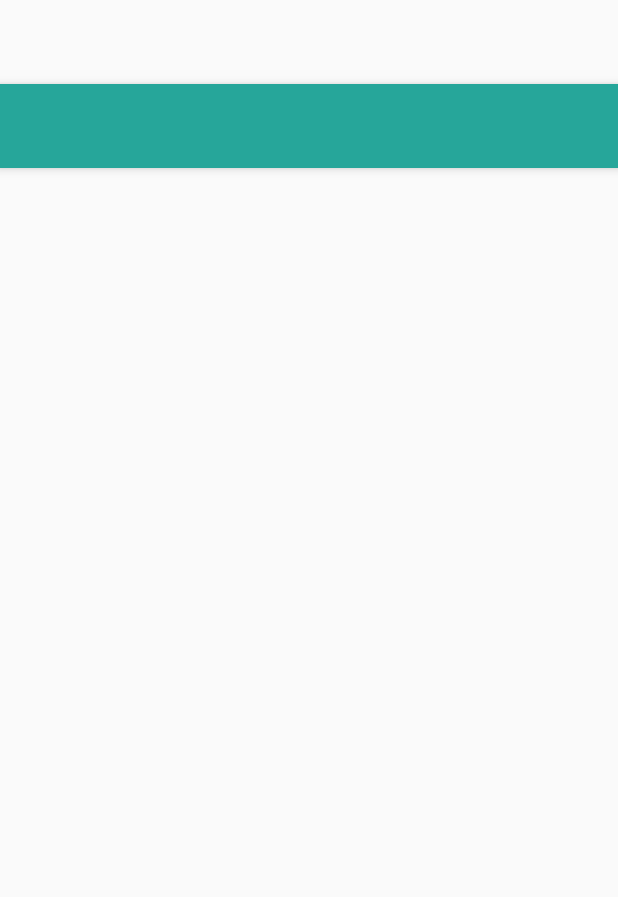
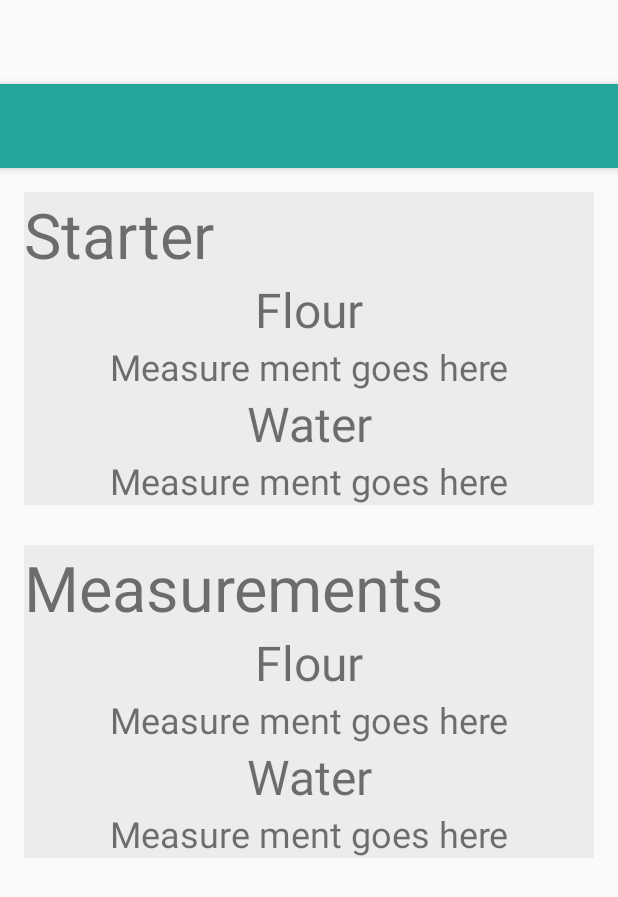
Before and after one commit to j-arp/perfect-pizza, an Android app: the layout activity_details.xml on its own in the app's theme, with its tools: preview values and no code run, on a phone screen of 412 x 824 dp. Shown: the top 897 px of the screen. Run offline under Robolectric (Android 15) with nearby library versions, the phone set to English and light mode, and no system bars.

Commit message:
almost done iwth a basic funcioning app

```diff
--- a/app/src/main/java/net/arpcentral/pizzadoh/WelcomeActivity.java
+++ b/app/src/main/java/net/arpcentral/pizzadoh/WelcomeActivity.java
@@ -22,7 +22,7 @@ public class WelcomeActivity extends AppCompatActivity {
         fab.setOnClickListener(new View.OnClickListener() {
             @Override
             public void onClick(View view) {
-                startActivity(new Intent(view.getContext(), SelectPizzaTypeActivity.class));
+                startActivity(new Intent(view.getContext(), SelectOptionsActivity.class));
             }
         });
     }
--- a/app/src/main/res/layout/activity_select_amount.xml
+++ b/app/src/main/res/layout/activity_details.xml
@@ -5,7 +5,7 @@
     android:layout_width="match_parent"
     android:layout_height="match_parent"
     android:fitsSystemWindows="true"
-    tools:context="net.arpcentral.pizzadoh.SelectAmountActivity">
+    tools:context="net.arpcentral.pizzadoh.DetailsActivity">
 
     <android.support.design.widget.AppBarLayout
         android:layout_width="match_parent"
@@ -21,7 +21,14 @@
 
     </android.support.design.widget.AppBarLayout>
 
-    <include layout="@layout/content_select_amount" />
-
-
+    <include layout="@layout/content_details" />
+<!--
+    <android.support.design.widget.FloatingActionButton
+        android:id="@+id/fab"
+        android:layout_width="wrap_content"
+        android:layout_height="wrap_content"
+        android:layout_gravity="bottom|end"
+        android:layout_margin="@dimen/fab_margin"
+        android:src="@android:drawable/ic_dialog_email" />
+-->
 </android.support.design.widget.CoordinatorLayout>
--- a/app/src/main/res/layout/activity_welcome.xml
+++ b/app/src/main/res/layout/activity_welcome.xml
@@ -27,7 +27,7 @@
         android:id="@+id/start"
         android:layout_width="wrap_content"
         android:layout_height="wrap_content"
-        android:layout_gravity="top|end"
+        android:layout_gravity="bottom|center"
         android:layout_margin="@dimen/fab_margin"
         android:textColor="@android:color/white"
         android:src="@android:drawable/ic_input_add" />
--- /dev/null
+++ b/app/src/main/res/layout/content_details.xml
@@ -0,0 +1,149 @@
+<?xml version="1.0" encoding="utf-8"?>
+<RelativeLayout xmlns:android="http://schemas.android.com/apk/res/android"
+    xmlns:app="http://schemas.android.com/apk/res-auto"
+    xmlns:tools="http://schemas.android.com/tools"
+    android:layout_width="match_parent"
+    android:layout_height="match_parent"
+    android:paddingBottom="@dimen/activity_vertical_margin"
+    android:paddingLeft="@dimen/activity_horizontal_margin"
+    android:paddingRight="@dimen/activity_horizontal_margin"
+    android:paddingTop="@dimen/activity_vertical_margin"
+    app:layout_behavior="@string/appbar_scrolling_view_behavior"
+    tools:context="net.arpcentral.pizzadoh.DetailsActivity"
+    tools:showIn="@layout/activity_details"
+    android:layout_centerInParent="true">
+
+    <RelativeLayout
+        android:id="@+id/starter_container"
+        android:layout_width="match_parent"
+        android:layout_height="wrap_content"
+        android:background="@color/grey"
+        >
+
+        <TextView
+            android:id="@+id/starter_container_title"
+            android:layout_width="match_parent"
+            android:layout_height="wrap_content"
+            android:text="Starter"
+            android:textSize="42sp"/>
+
+        <RelativeLayout
+            android:id="@+id/flour_starter_container"
+            android:layout_width="match_parent"
+            android:layout_height="wrap_content"
+            android:layout_below="@+id/starter_container_title">
+
+            <TextView
+                android:id="@+id/flour_starter_title"
+                android:layout_width="match_parent"
+                android:layout_height="wrap_content"
+                android:text="@string/flour_title"
+                android:textAlignment="center"
+                android:textSize="32dp"
+                />
+
+            <TextView
+                android:layout_width="match_parent"
+                android:layout_height="wrap_content"
+                android:text="Measure ment goes here"
+                android:textAlignment="center"
+                android:layout_below="@+id/flour_starter_title"
+                android:textSize="24dp"
+                />
+        </RelativeLayout>
+
+
+        <RelativeLayout
+            android:layout_width="match_parent"
+            android:layout_height="wrap_content"
+            android:layout_below="@+id/flour_starter_container">
+
+            <TextView
+                android:id="@+id/water_starter_title"
+                android:layout_width="match_parent"
+                android:layout_height="wrap_content"
+                android:text="@string/water_title"
+                android:textAlignment="center"
+                android:textSize="32dp"
+                />
+
+            <TextView
+                android:layout_width="match_parent"
+                android:layout_height="wrap_content"
+                android:text="Measure ment goes here"
+                android:textAlignment="center"
+                android:layout_below="@+id/water_starter_title"
+                android:textSize="24sp"
+                />
+        </RelativeLayout>
+    </RelativeLayout>
+
+    <RelativeLayout
+        android:id="@+id/details_container"
+        android:layout_width="match_parent"
+        android:layout_height="wrap_content"
+        android:background="@color/grey"
+        android:layout_below="@id/starter_container"
+        android:layout_marginTop="40px"
+        >
+
+        <TextView
+            android:id="@+id/details_container_title"
+            android:layout_width="match_parent"
+            android:layout_height="wrap_content"
+            android:text="Measurements"
+            android:textSize="42sp"/>
+
+        <RelativeLayout
+            android:id="@+id/flour_details_container"
+            android:layout_width="match_parent"
+            android:layout_height="wrap_content"
+            android:layout_below="@+id/details_container_title">
+
+            <TextView
+                android:id="@+id/flour_details_title"
+                android:layout_width="match_parent"
+                android:layout_height="wrap_content"
+                android:text="@string/flour_title"
+                android:textAlignment="center"
+                android:textSize="32dp"
+                />
+
+            <TextView
+                android:id="@+id/flour_details_data"
+                android:layout_width="match_parent"
+                android:layout_height="wrap_content"
+                android:text="Measure ment goes here"
+                android:textAlignment="center"
+                android:layout_below="@+id/flour_details_title"
+                android:textSize="24dp"
+                />
+        </RelativeLayout>
+
+
+        <RelativeLayout
+            android:layout_width="match_parent"
+            android:layout_height="wrap_content"
+            android:layout_below="@+id/flour_details_container">
+
+            <TextView
+                android:id="@+id/water_details_title"
+                android:layout_width="match_parent"
+                android:layout_height="wrap_content"
+                android:text="@string/water_title"
+                android:textAlignment="center"
+                android:textSize="32dp"
+                />
+
+            <TextView
+                android:id="@+id/water_details_data"
+                android:layout_width="match_parent"
+                android:layout_height="wrap_content"
+                android:text="Measure ment goes here"
+                android:textAlignment="center"
+                android:layout_below="@+id/water_details_title"
+                android:textSize="24sp"
+                />
+        </RelativeLayout>
+    </RelativeLayout>
+</RelativeLayout>
--- a/app/src/main/res/layout/content_select_amount.xml
+++ /dev/null
@@ -1,15 +0,0 @@
-<?xml version="1.0" encoding="utf-8"?>
-<RelativeLayout xmlns:android="http://schemas.android.com/apk/res/android"
-    xmlns:app="http://schemas.android.com/apk/res-auto"
-    xmlns:tools="http://schemas.android.com/tools"
-    android:layout_width="match_parent"
-    android:layout_height="match_parent"
-    android:paddingBottom="@dimen/activity_vertical_margin"
-    android:paddingLeft="@dimen/activity_horizontal_margin"
-    android:paddingRight="@dimen/activity_horizontal_margin"
-    android:paddingTop="@dimen/activity_vertical_margin"
-    app:layout_behavior="@string/appbar_scrolling_view_behavior"
-    tools:context="net.arpcentral.pizzadoh.SelectAmountActivity"
-    tools:showIn="@layout/activity_select_amount">
-
-</RelativeLayout>
--- a/app/src/main/res/menu/menu_pizza_type.xml
+++ b/app/src/main/res/menu/menu_pizza_type.xml
@@ -1,7 +1,7 @@
 <menu xmlns:android="http://schemas.android.com/apk/res/android"
     xmlns:app="http://schemas.android.com/apk/res-auto"
     xmlns:tools="http://schemas.android.com/tools"
-    tools:context=".SelectPizzaTypeActivity">
+    tools:context=".SelectOptionsActivity">
     <item
         android:id="@+id/action_settings"
         android:orderInCategory="100"
--- a/app/src/main/res/values/colors.xml
+++ b/app/src/main/res/values/colors.xml
@@ -3,4 +3,6 @@
     <color name="colorPrimary">#26a69a</color>
     <color name="colorPrimaryDark">#17665F</color>
     <color name="colorAccent">#208C82</color>
+    <color name="white">#ffffff</color>
+    <color name="grey">#ececec</color>
 </resources>
--- a/app/src/main/res/values/strings.xml
+++ b/app/src/main/res/values/strings.xml
@@ -11,5 +11,10 @@
     <string name="title_activity_pizza_type">PizzaType</string>
     <string name="type_question">What type of pizza are you making?</string>
     <string name="title_activity_select_amount">SelectAmountActivity</string>
+    <string name="amount_question">How Many Pizzas are you making?</string>
+    <string name="starter_question">Are you using a starter?</string>
+    <string name="yes_for_starter">Yes. Let\'s use a starter</string>
+    <string name="title_activity_details">DetailsActivity</string>
+    <string name="water_title">Water</string>
 
 </resources>
```
Also changed, not shown: app/src/main/AndroidManifest.xml (+5 -5 lines), app/src/main/java/net/arpcentral/pizzadoh/DetailsActivity.java (added, +40 -0 lines), app/src/main/java/net/arpcentral/pizzadoh/Ratio.java (added, +44 -0 lines), app/src/main/java/net/arpcentral/pizzadoh/SelectAmountActivity.java (deleted, +0 -30 lines), app/src/main/java/net/arpcentral/pizzadoh/SelectOptionsActivity.java (added, +113 -0 lines), app/src/main/java/net/arpcentral/pizzadoh/SelectPizzaTypeActivity.java (deleted, +0 -80 lines), app/src/main/res/layout/activity_pizza_options.xml (renamed from app/src/main/res/layout/activity_pizza_type.xml, +5 -5 lines), app/src/main/res/layout/content_pizza_options.xml (added, +110 -0 lines), app/src/main/res/layout/content_pizza_type.xml (deleted, +0 -32 lines), app/src/main/res/layout/spinner_dropdown_item.xml (added, +10 -0 lines).
